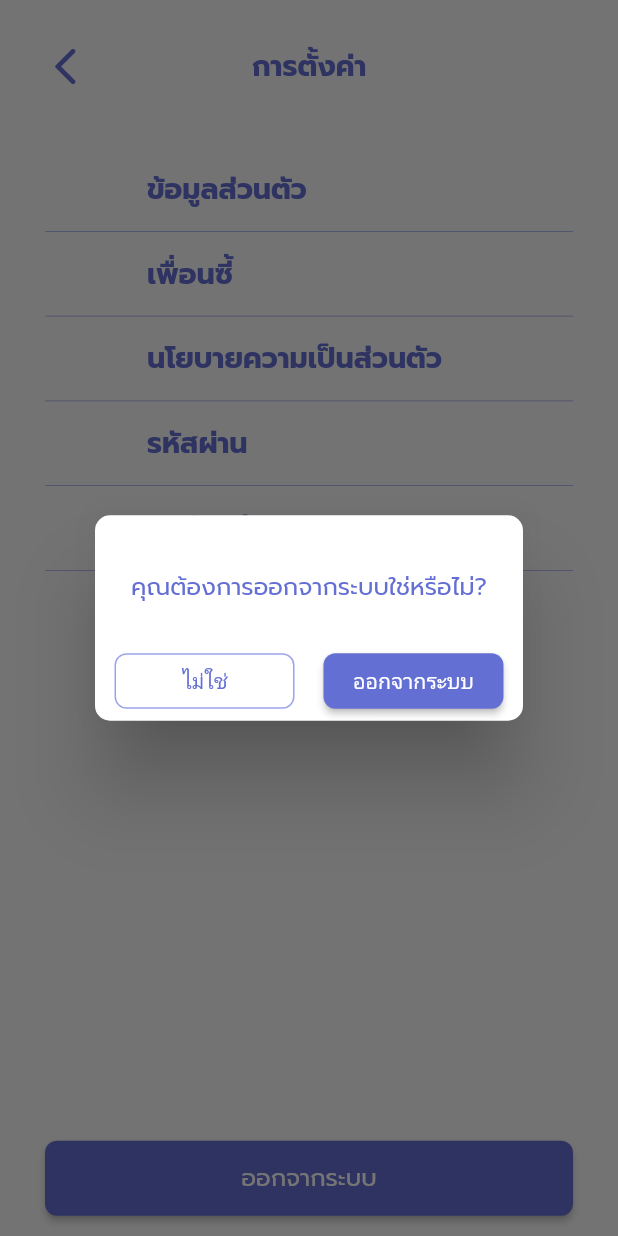
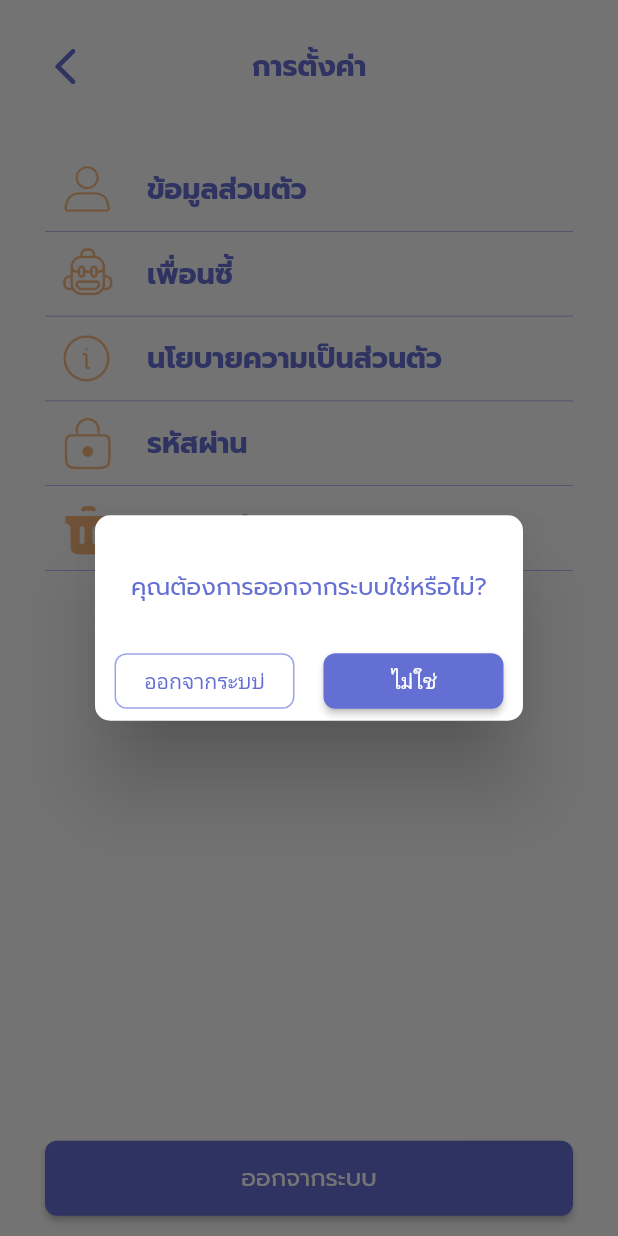
Before and after one commit to Pantawat88/Depression, a Flutter app: the SettingPage screen opened directly, after a tap on "ออกจากระบบ", on a phone screen of 412 x 824 dp. Run offline on Flutter 3.47's test engine with Material 2 defaults, Android fonts, the phone set to English and light mode, and no system bars.

Commit message:
Add SettingPage()

```diff
--- a/app_aceso/lib/pages/profile/settingpage.dart
+++ b/app_aceso/lib/pages/profile/settingpage.dart
@@ -322,9 +322,13 @@ class SettingPage extends StatelessWidget {
                   width:  120,
                   child: ElevatedButton(
                     onPressed: () {
-                      Navigator.of(context).pop();
+                      //ออกแล้วไปหน้า login
+                      Navigator.push(
+                        context,
+                        MaterialPageRoute(builder: (context) => WelcomeLogin()),
+                      );
                     },
-                    child: Text('ไม่ใช่'),
+                    child: Text('ออกจากระบบ่'),
                     style: ElevatedButton.styleFrom(
                       side: const BorderSide(color: APrimaryLightColor),
                       primary: Colors.white,
@@ -340,16 +344,9 @@ class SettingPage extends StatelessWidget {
                   width:  120,
                   child: ElevatedButton(
                     onPressed: () {
-                      //Navigator.of(context).pop();
-
-                      //ไว้มาทำตอนออกแล้วไปหน้า login
-                      Navigator.push(
-                        context,
-                        MaterialPageRoute(builder: (context) => WelcomeLogin()),
-                      );
-
+                      Navigator.of(context).pop();
                     },
-                    child: const Text('ออกจากระบบ'),
+                    child: const Text('ไม่ใช่'),
                   ),
                 ),
               ],
```
Also changed, not shown: app_aceso/assets/icon_settingpage/Friend-removebg-preview.png (added), app_aceso/assets/icon_settingpage/Iback_Transform-removebg-preview.png (added), app_aceso/assets/icon_settingpage/Question-removebg-preview.png (added), app_aceso/assets/icon_settingpage/Security-removebg-preview.png (added), app_aceso/assets/icon_settingpage/person-removebg-preview.png (added), app_aceso/assets/icon_settingpage/trashcan-removebg-preview.png (added).
